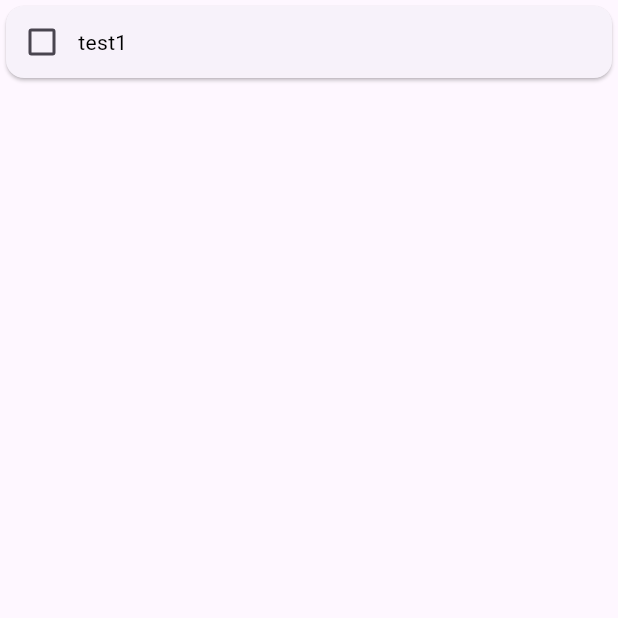
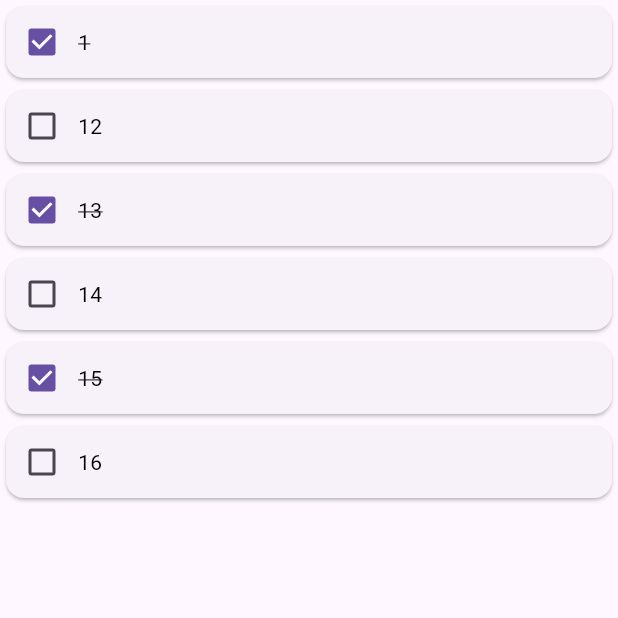
Before and after one commit to monet2155/codereview_todo_list, a Flutter app: the screen it shows after launch, on a phone screen of 412 x 824 dp, the top half of it. Run offline on Flutter 3.47's test engine with Material 3 defaults, Android fonts, the phone set to English and light mode, and no system bars.

Commit message:
feat: todo card 위젯 추가

```diff
--- a/lib/screen/home/home_page.dart
+++ b/lib/screen/home/home_page.dart
@@ -1,3 +1,4 @@
+import 'package:codereview_todo_list/model/to_do_model.dart';
 import 'package:codereview_todo_list/screen/home/widgets/todo_card_widget.dart';
 import 'package:flutter/material.dart';
 
@@ -11,8 +12,24 @@ class HomePage extends StatefulWidget {
 }
 
 class _HomePageState extends State<HomePage> {
+  List<ToDoModel> todoList = [
+    ToDoModel('1', true),
+    ToDoModel('12', false),
+    ToDoModel('13', true),
+    ToDoModel('14', false),
+    ToDoModel('15', true),
+    ToDoModel('16', false),
+  ];
+
   @override
   Widget build(BuildContext context) {
-    return Scaffold(body: Column(children: [TodoCardWidget(todo: "test1")]));
+    return Scaffold(
+      body: ListView.builder(
+        itemCount: todoList.length,
+        itemBuilder: (context, index) {
+          return TodoCardWidget(todo: todoList[index]);
+        },
+      ),
+    );
   }
 }
--- a/lib/screen/home/widgets/todo_card_widget.dart
+++ b/lib/screen/home/widgets/todo_card_widget.dart
@@ -1,30 +1,30 @@
+import 'package:codereview_todo_list/model/to_do_model.dart';
 import 'package:flutter/material.dart';
 
 class TodoCardWidget extends StatefulWidget {
   const TodoCardWidget({super.key, required this.todo});
 
-  final String todo;
+  final ToDoModel todo;
 
   @override
   State<TodoCardWidget> createState() => _TodoCardWidgetState();
 }
 
 class _TodoCardWidgetState extends State<TodoCardWidget> {
-  bool isDone = false;
   @override
   Widget build(BuildContext context) {
     return Card(
       child: Row(
         children: [
           Checkbox(
-            value: isDone,
+            value: widget.todo.isDone,
             onChanged: (value) {
               setState(() {
-                isDone = value!;
+                widget.todo.isDone = value!;
               });
             },
           ),
-          Text(widget.todo, style: TextStyle(color: Colors.black, decoration: isDone ? TextDecoration.lineThrough : null)),
+          Text(widget.todo.name, style: TextStyle(color: Colors.black, decoration: widget.todo.isDone ? TextDecoration.lineThrough : null)),
         ],
       ),
     );
```
